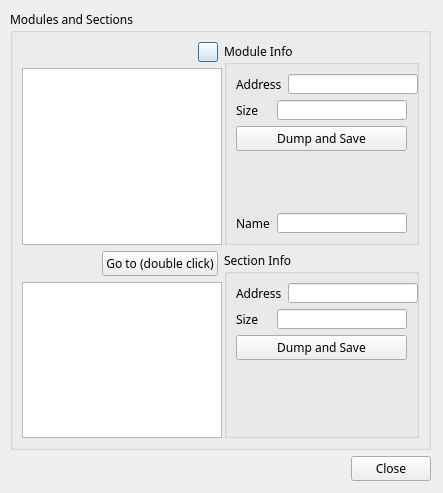
Old version of the form module_list.ui in the repository kvakazabra/memObserver.
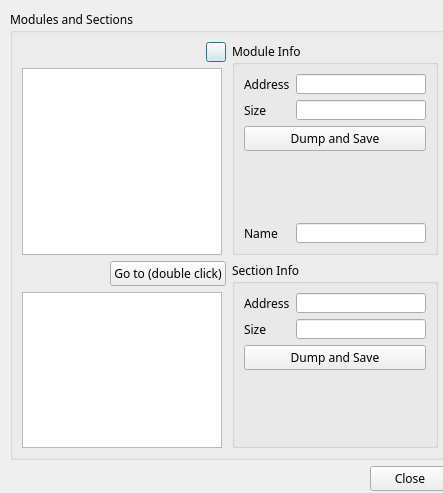
New version of the form. Icons and pictures are not drawn.

Commit message: Fix refresh module list bug, object naming in UI

The edit to the form file:
```diff
--- a/module_list.ui
+++ b/module_list.ui
@@ -18,13 +18,13 @@
   <property name="windowTitle">
    <string>Module List</string>
   </property>
-  <widget class="QWidget" name="">
+  <widget class="QWidget" name="layoutWidget">
    <property name="geometry">
     <rect>
      <x>10</x>
      <y>10</y>
-     <width>421</width>
-     <height>471</height>
+     <width>440</width>
+     <height>481</height>
     </rect>
    </property>
    <layout class="QVBoxLayout" name="verticalLayout_4">
```
Left out of the diff: 2 changed lines with no effect on the pictures. The commit also changes 1 other file.
